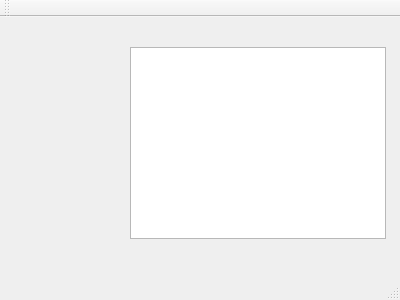
This is MarkdownEditor/mainwindow.ui in ShaoJiejing0121151625/MarkdownEditor as Qt 5 draws it before an edit. The edited form follows.
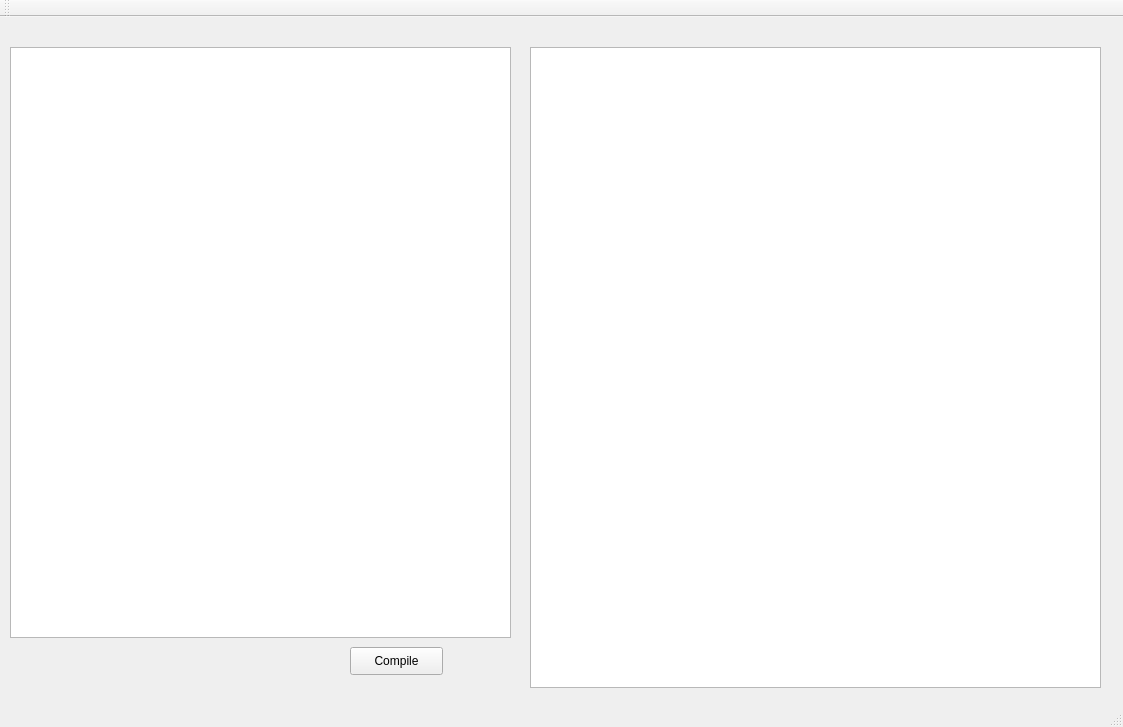
This is the edited form.

```diff
--- a/MarkdownEditor/mainwindow.ui
+++ b/MarkdownEditor/mainwindow.ui
@@ -6,8 +6,8 @@
    <rect>
     <x>0</x>
     <y>0</y>
-    <width>400</width>
-    <height>300</height>
+    <width>1123</width>
+    <height>727</height>
    </rect>
   </property>
   <property name="windowTitle">
@@ -17,11 +17,41 @@
    <widget class="QTextBrowser" name="textBrowser">
     <property name="geometry">
      <rect>
-      <x>130</x>
+      <x>530</x>
       <y>30</y>
-      <width>256</width>
-      <height>192</height>
+      <width>571</width>
+      <height>641</height>
      </rect>
+    </property>
+    <property name="html">
+     <string>&lt;!DOCTYPE HTML PUBLIC &quot;-//W3C//DTD HTML 4.0//EN&quot; &quot;http://www.w3.org/TR/REC-html40/strict.dtd&quot;&gt;
+&lt;html&gt;&lt;head&gt;&lt;meta name=&quot;qrichtext&quot; content=&quot;1&quot; /&gt;&lt;style type=&quot;text/css&quot;&gt;
+p, li { white-space: pre-wrap; }
+&lt;/style&gt;&lt;/head&gt;&lt;body style=&quot; font-family:'SimSun'; font-size:9pt; font-weight:400; font-style:normal;&quot;&gt;
+&lt;p style=&quot;-qt-paragraph-type:empty; margin-top:0px; margin-bottom:0px; margin-left:0px; margin-right:0px; -qt-block-indent:0; text-indent:0px;&quot;&gt;&lt;br /&gt;&lt;/p&gt;&lt;/body&gt;&lt;/html&gt;</string>
+    </property>
+   </widget>
+   <widget class="QTextEdit" name="textEdit">
+    <property name="geometry">
+     <rect>
+      <x>10</x>
+      <y>30</y>
+      <width>501</width>
+      <height>591</height>
+     </rect>
+    </property>
+   </widget>
+   <widget class="QPushButton" name="pushButton">
+    <property name="geometry">
+     <rect>
+      <x>350</x>
+      <y>630</y>
+      <width>93</width>
+      <height>28</height>
+     </rect>
+    </property>
+    <property name="text">
+     <string>Compile</string>
     </property>
    </widget>
   </widget>
```
Left out of the diff: 2 changed lines with no effect on the pictures.
